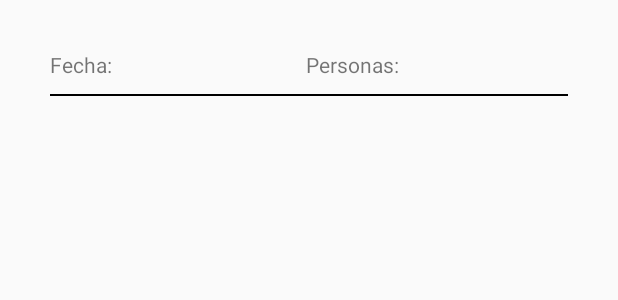
After one commit to jessicahernandezjhv/testing_new_features, an Android app: the layout recycler_item.xml on its own in the app's theme, with its tools: preview values and no code run, on a phone screen of 412 x 824 dp. The commit adds this screen. Shown: the top 300 px of the screen. Run offline under Robolectric (Android 15) with nearby library versions, the phone set to English and light mode, and no system bars.

```diff
--- /dev/null
+++ b/app/src/main/res/layout/recycler_item.xml
@@ -0,0 +1,32 @@
+<?xml version="1.0" encoding="utf-8"?>
+<LinearLayout xmlns:android="http://schemas.android.com/apk/res/android"
+    android:orientation="vertical"
+    android:layout_width="match_parent"
+    android:layout_height="wrap_content"
+    android:layout_margin="15pt">
+
+    <LinearLayout
+        android:layout_width="match_parent"
+        android:layout_height="match_parent"
+        android:orientation="horizontal">
+    <TextView
+        android:id="@+id/verFechaID"
+        android:layout_width="170dp"
+        android:layout_height="wrap_content"
+        android:textAlignment="viewStart"
+        android:text="Fecha: "/>
+    <TextView
+        android:id="@+id/verComensalesID"
+        android:layout_width="wrap_content"
+        android:layout_height="wrap_content"
+        android:textAlignment="viewEnd"
+        android:text="Personas: "/>
+    </LinearLayout>
+
+    <View
+        android:layout_width="match_parent"
+        android:layout_height="1dp"
+        android:layout_marginTop="10dp"
+        android:layout_marginBottom="10dp"
+        android:background="@android:color/black"/>
+</LinearLayout>
```
Also changed, not shown: app/src/main/java/jessicahernandez/damm8/com/testing_new_features/FragmentVerReservas.java (+59 -3 lines), app/src/main/java/jessicahernandez/damm8/com/testing_new_features/ReservasAdapter.java (+46 -8 lines), app/src/main/res/layout/fragment_ver_reservas.xml (+17 -1 lines).
